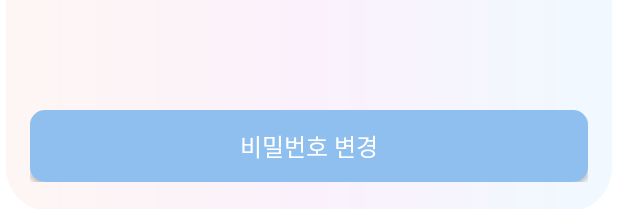
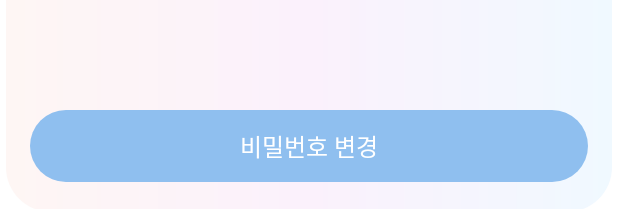
Before and after one commit to nahy-512/Database_TeamD, an Android app: the layout activity_edit_password.xml on its own in the app's theme, with its tools: preview values and no code run, on a phone screen of 412 x 824 dp. Shown: the part 1024-1233 px from the top of the screen. Run offline under Robolectric (Android 15) with nearby library versions, the phone set to English and light mode, and no system bars.

Commit message:
♻️ Refactor: 기본 버튼 drawable 이름 변경 및 스타일 정의

```diff
--- /dev/null
+++ b/Instagram/app/src/main/res/drawable/bg_default_login_round_btn.xml
@@ -0,0 +1,6 @@
+<?xml version="1.0" encoding="utf-8"?>
+<shape android:shape="rectangle"
+    xmlns:android="http://schemas.android.com/apk/res/android">
+    <corners android:radius="50dp"/>
+    <solid android:color="@color/inactivate_blue"/>
+</shape>
--- a/Instagram/app/src/main/res/layout/activity_edit_password.xml
+++ b/Instagram/app/src/main/res/layout/activity_edit_password.xml
@@ -7,7 +7,7 @@
     android:layout_marginHorizontal="4dp"
     android:paddingVertical="20dp"
     android:paddingHorizontal="16dp"
-    android:background="@drawable/bg_password_gradient_screen">
+    android:background="@drawable/bg_gradient_screen">
 
     <View
         android:id="@+id/category_dark_view"
@@ -85,17 +85,17 @@
             <EditText
                 android:id="@+id/edit_password_current_pwd_et"
                 android:layout_marginTop="24dp"
-                android:hint="현재 비밀번호"
+                android:hint="@string/current_password"
                 style="@style/edit_password_et" />
 
             <EditText
                 android:id="@+id/edit_password_new_pwd_et"
-                android:hint="새 비밀번호"
+                android:hint="@string/new_password"
                 style="@style/edit_password_et" />
 
             <EditText
                 android:id="@+id/edit_password_new_pwd_repeat_et"
-                android:hint="새 비밀번호 재입력"
+                android:hint="@string/new_password_check"
                 style="@style/edit_password_et" />
 
             <TextView
@@ -103,7 +103,7 @@
                 android:layout_width="wrap_content"
                 android:layout_height="wrap_content"
                 android:layout_marginTop="50dp"
-                android:text="비밀번호를 잊으셨나요?"
+                android:text="@string/forget_password"
                 android:textColor="@color/activate_blue"
                 android:textSize="17sp"/>
         </LinearLayout>
@@ -112,15 +112,11 @@
 
     <androidx.appcompat.widget.AppCompatButton
         android:id="@+id/edit_password_save_btn"
-        android:layout_width="match_parent"
-        android:layout_height="wrap_content"
         android:text="비밀번호 변경"
-        android:textColor="@color/white"
-        android:textSize="16sp"
-        android:background="@drawable/bg_edit_password_btn"
         app:layout_constraintStart_toStartOf="parent"
         app:layout_constraintEnd_toEndOf="parent"
         app:layout_constraintBottom_toBottomOf="parent"
-        app:layout_constraintHorizontal_bias="1"/>
+        app:layout_constraintHorizontal_bias="1"
+        style="@style/default_round_btn" />
 
 </androidx.constraintlayout.widget.ConstraintLayout>
--- a/Instagram/app/src/main/res/layout/activity_signup_finish.xml
+++ b/Instagram/app/src/main/res/layout/activity_signup_finish.xml
@@ -48,7 +48,7 @@
             android:layout_marginStart="20dp"
             android:layout_marginEnd="20dp"
             android:backgroundTint="#2A87FF"
-            android:background="@drawable/bg_edit_password_btn"
+            android:background="@drawable/bg_signup_btn"
             android:stateListAnimator="@null"
             android:text="가입 완료하기"
             android:textColor="@color/white"
--- a/Instagram/app/src/main/res/layout/activity_signup_pw.xml
+++ b/Instagram/app/src/main/res/layout/activity_signup_pw.xml
@@ -77,7 +77,7 @@
             android:layout_marginStart="20dp"
             android:layout_marginEnd="20dp"
             android:backgroundTint="#2A87FF"
-            android:background="@drawable/bg_edit_password_btn"
+            android:background="@drawable/bg_signup_btn"
             android:stateListAnimator="@null"
             android:text="다음"
             android:textColor="@color/white"
--- a/Instagram/app/src/main/res/layout/activity_signup_user_name.xml
+++ b/Instagram/app/src/main/res/layout/activity_signup_user_name.xml
@@ -50,7 +50,7 @@
             android:layout_marginStart="20dp"
             android:layout_marginEnd="20dp"
             android:backgroundTint="#2A87FF"
-            android:background="@drawable/bg_edit_password_btn"
+            android:background="@drawable/bg_signup_btn"
             android:stateListAnimator="@null"
             android:text="다음"
             android:textColor="@color/white"
--- a/Instagram/app/src/main/res/layout/fragment_profile.xml
+++ b/Instagram/app/src/main/res/layout/fragment_profile.xml
@@ -182,7 +182,7 @@
             android:layout_height="wrap_content"
             android:layout_weight="4"
             android:layout_marginEnd="8dp"
-            android:background="@drawable/bg_button_background"
+            android:background="@drawable/bg_default_gray_btn"
             android:stateListAnimator="@null"
             android:text="프로필 편집"/>
         <androidx.appcompat.widget.AppCompatButton
@@ -191,7 +191,7 @@
             android:layout_height="wrap_content"
             android:layout_weight="4"
             android:layout_marginEnd="8dp"
-            android:background="@drawable/bg_button_background"
+            android:background="@drawable/bg_default_gray_btn"
             android:stateListAnimator="@null"
             android:text="프로필 공유"/>
         <ImageView
@@ -201,7 +201,7 @@
             android:padding="5dp"
             android:scaleType="centerCrop"
             android:src="@drawable/ic_recommend_friend"
-            android:background="@drawable/bg_button_background"/>
+            android:background="@drawable/bg_default_gray_btn"/>
     </LinearLayout>
 
     <androidx.constraintlayout.widget.ConstraintLayout
--- a/Instagram/app/src/main/res/layout/item_follow.xml
+++ b/Instagram/app/src/main/res/layout/item_follow.xml
@@ -50,7 +50,7 @@
         android:layout_height="wrap_content"
         android:paddingHorizontal="16dp"
         android:paddingVertical="5dp"
-        android:background="@drawable/bg_button_background"
+        android:background="@drawable/bg_default_gray_btn"
         android:text="삭제"
         android:textColor="@color/black"
         android:visibility="gone"
@@ -64,7 +64,7 @@
         android:layout_height="wrap_content"
         android:paddingHorizontal="30dp"
         android:paddingVertical="5dp"
-        android:background="@drawable/bg_button_background"
+        android:background="@drawable/bg_default_gray_btn"
         android:text="팔로잉"
         android:textColor="@color/black"
         app:layout_constraintEnd_toEndOf="parent"
--- a/Instagram/app/src/main/res/layout/item_recommend_follow.xml
+++ b/Instagram/app/src/main/res/layout/item_recommend_follow.xml
@@ -65,7 +65,7 @@
         android:layout_marginTop="8dp"
         android:paddingVertical="5dp"
         android:backgroundTint="@color/default_blue"
-        android:background="@drawable/bg_button_background"
+        android:background="@drawable/bg_default_gray_btn"
         android:text="팔로우"
         android:textColor="@color/white"
         android:textAlignment="center"
--- a/Instagram/app/src/main/res/values/strings.xml
+++ b/Instagram/app/src/main/res/values/strings.xml
@@ -6,4 +6,11 @@
     <string name="edit_password_user_name_tv">%s · Instagram</string>
     <string name="signup_finish_welcome_tv">%s님,\nInstagram에 오신 것을\n 환영합니다.</string>
     <string name="signup_finish_notice_tv">이메일 주소와 전화번호가 %s에 추가됩니다. 설정에서 언제든지 정보를 업데이트 하거나 새 정보를 입력할 수 있습니다.</string>
+
+    <!-- 로그인 및 비밀번호 화면 관련 -->
+    <string name="password">비밀번호</string>
+    <string name="current_password">현재 비밀번호</string>
+    <string name="new_password">새 비밀번호</string>
+    <string name="new_password_check">새 비밀번호 재입력</string>
+    <string name="forget_password">비밀번호를 잊으셨나요?</string>
 </resources>
--- a/Instagram/app/src/main/res/values/styles.xml
+++ b/Instagram/app/src/main/res/values/styles.xml
@@ -44,7 +44,7 @@
         <item name="android:layout_marginHorizontal">16dp</item>
         <item name="android:paddingHorizontal">16dp</item>
         <item name="android:paddingVertical">8dp</item>
-        <item name="android:background">@drawable/bg_button_background</item>
+        <item name="android:background">@drawable/bg_default_gray_btn</item>
         <item name="android:drawablePadding">16dp</item>
         <item name="android:drawableStart">@drawable/ic_search_gray</item>
         <item name="android:textSize">16sp</item>
@@ -60,4 +60,14 @@
         <item name="android:background">@drawable/bg_password_et</item>
         <item name="android:textSize">16sp</item>
     </style>
+
+    <style name="default_round_btn">
+        <item name="android:layout_width">match_parent</item>
+        <item name="android:layout_height">wrap_content</item>
+        <item name="android:paddingVertical">4dp</item>
+        <item name="android:stateListAnimator">@null</item>
+        <item name="android:textColor">@color/white</item>
+        <item name="android:textSize">16sp</item>
+        <item name="android:background">@drawable/bg_default_login_round_btn</item>
+    </style>
 </resources>
```
Also changed, not shown: Instagram/app/src/main/res/drawable/bg_default_gray_btn.xml (renamed from Instagram/app/src/main/res/drawable/bg_button_background.xml), Instagram/app/src/main/res/drawable/bg_gradient_screen.xml (renamed from Instagram/app/src/main/res/drawable/bg_password_gradient_screen.xml), Instagram/app/src/main/res/drawable/bg_signup_btn.xml (renamed from Instagram/app/src/main/res/drawable/bg_edit_password_btn.xml).
